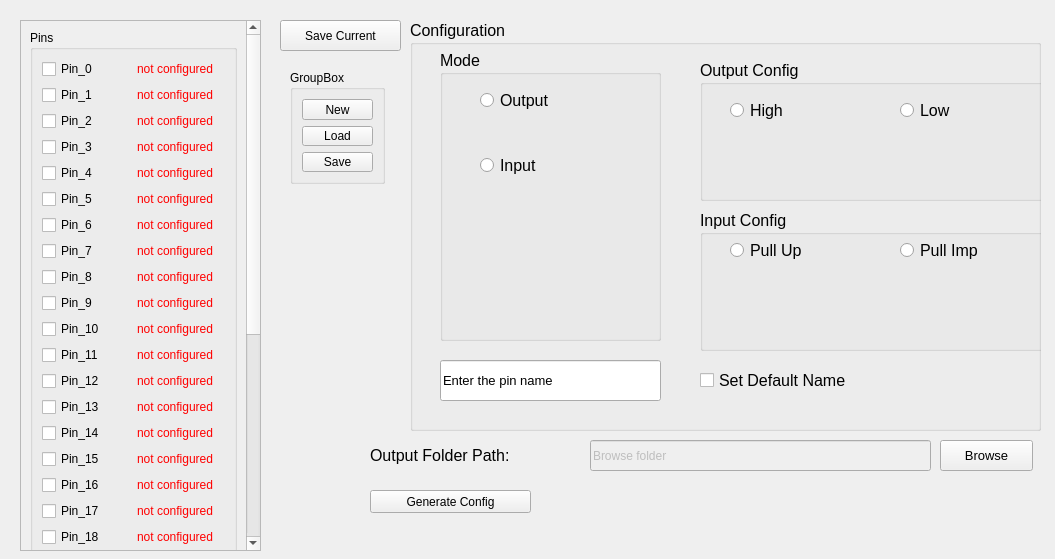
The window that DIO_config_Tool.ui (hananabilabd/DIO-Configuration-Tool) describes before a commit, drawn with Qt 5.
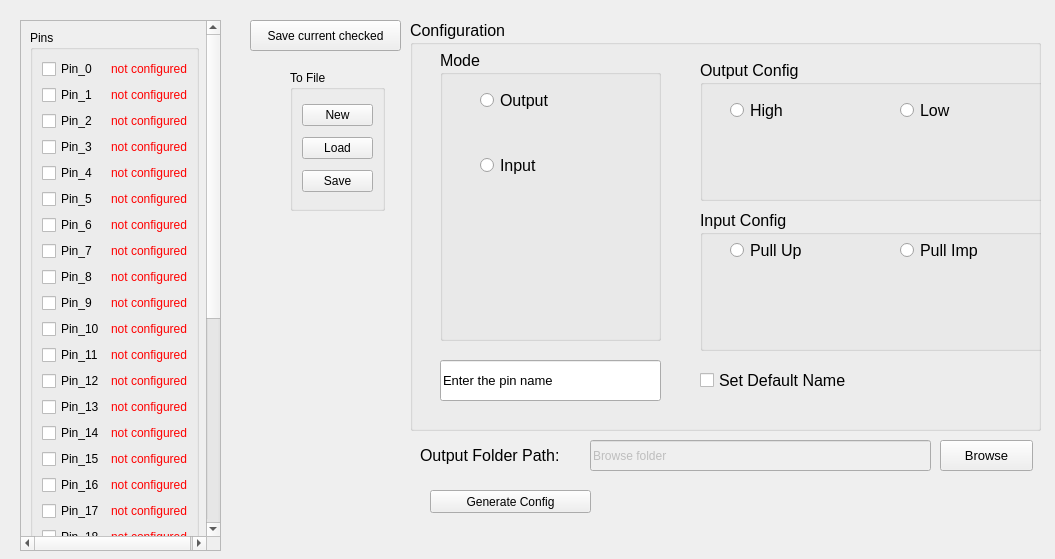
The same window after the commit.

What changed in the file:
```diff
--- a/DIO_config_Tool.ui
+++ b/DIO_config_Tool.ui
@@ -218,9 +218,9 @@
   <widget class="QLabel" name="label_OuputFolderPath">
    <property name="geometry">
     <rect>
-     <x>370</x>
+     <x>420</x>
      <y>440</y>
-     <width>211</width>
+     <width>161</width>
      <height>31</height>
     </rect>
    </property>
@@ -238,14 +238,14 @@
   <widget class="QPushButton" name="pushButton_SaveCurrent">
    <property name="geometry">
     <rect>
-     <x>280</x>
+     <x>250</x>
      <y>20</y>
-     <width>121</width>
+     <width>151</width>
      <height>31</height>
     </rect>
    </property>
    <property name="text">
-    <string>Save Current</string>
+    <string>Save current checked</string>
    </property>
   </widget>
   <widget class="QScrollArea" name="scrollArea">
@@ -253,7 +253,7 @@
     <rect>
      <x>20</x>
      <y>20</y>
-     <width>241</width>
+     <width>201</width>
      <height>531</height>
     </rect>
    </property>
@@ -265,7 +265,7 @@
      <rect>
       <x>0</x>
       <y>0</y>
-      <width>222</width>
+      <width>182</width>
       <height>845</height>
      </rect>
     </property>
@@ -1035,7 +1035,7 @@
   <widget class="QPushButton" name="pushButton_FinalSave">
    <property name="geometry">
     <rect>
-     <x>370</x>
+     <x>430</x>
      <y>490</y>
      <width>161</width>
      <height>23</height>
@@ -1051,11 +1051,11 @@
      <x>290</x>
      <y>70</y>
      <width>95</width>
-     <height>114</height>
+     <height>141</height>
     </rect>
    </property>
    <property name="title">
-    <string>GroupBox</string>
+    <string>To File</string>
    </property>
    <layout class="QVBoxLayout" name="verticalLayout_2">
     <item>
```
